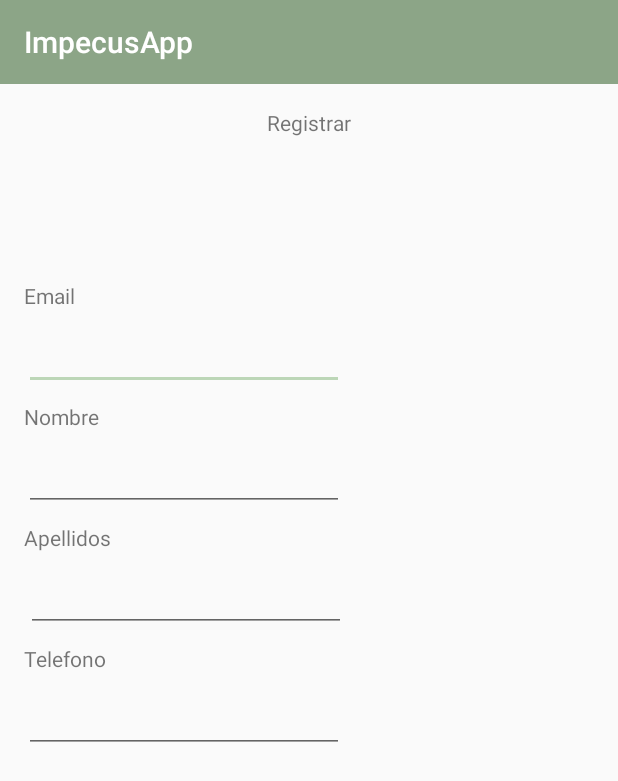
After one commit to JSilvaH/ImpecusApp-deprecated-, an Android app: the SingupActivity screen opened directly, with no data from a screen before it, on a phone screen of 412 x 824 dp. The commit adds this screen. Shown: the top 781 px of the screen. Run offline under Robolectric (Android 15) with nearby library versions, the phone set to English and light mode, and no system bars.

Commit message:
Implementing anko commons and sketch of singup activity

```diff
--- a/app/src/main/AndroidManifest.xml
+++ b/app/src/main/AndroidManifest.xml
@@ -8,18 +8,21 @@
         android:label="@string/app_name"
         android:roundIcon="@mipmap/ic_icon_app_round"
         android:supportsRtl="true"
+        android:hardwareAccelerated="false"
+        android:largeHeap="true"
         android:theme="@style/AppTheme">
-        <activity android:name=".LoginAndSingupActiviy"></activity>
-        <activity
-            android:name=".ui.login.LoginActivity"
-            android:label="@string/title_activity_login">
+        <activity android:name=".SingupActivity"></activity>
+        <activity android:name=".LoginAndSingupActiviy">
             <intent-filter>
                 <action android:name="android.intent.action.MAIN" />
 
                 <category android:name="android.intent.category.LAUNCHER" />
             </intent-filter>
         </activity>
-        <activity android:name=".MainActivity"></activity>
+        <activity
+            android:name=".ui.login.LoginActivity"
+            android:label="@string/title_activity_login"></activity>
+        <activity android:name=".MainActivity" />
     </application>
 
 </manifest>
--- a/app/src/main/java/com/itags/mx/impecusapp/LoginAndSingupActiviy.kt
+++ b/app/src/main/java/com/itags/mx/impecusapp/LoginAndSingupActiviy.kt
@@ -1,12 +1,29 @@
 package com.itags.mx.impecusapp
 
+import android.content.Intent
 import androidx.appcompat.app.AppCompatActivity
 import android.os.Bundle
+import android.view.View
+import com.itags.mx.impecusapp.ui.login.LoginActivity
+import kotlinx.android.synthetic.main.activity_login_and_singup.*
+import org.jetbrains.anko.intentFor
+import org.jetbrains.anko.startActivity
+import android.widget.Button as Button
 
 class LoginAndSingupActiviy : AppCompatActivity() {
 
     override fun onCreate(savedInstanceState: Bundle?) {
         super.onCreate(savedInstanceState)
         setContentView(R.layout.activity_login_and_singup)
+
+        btnLoginStart.setOnClickListener {
+            startActivity(intentFor<LoginActivity>())
+        }
+
+        btnSingUp.setOnClickListener {
+            startActivity(intentFor<SingupActivity>())
+        }
     }
+
+
 }
--- /dev/null
+++ b/app/src/main/java/com/itags/mx/impecusapp/SingupActivity.kt
@@ -0,0 +1,12 @@
+package com.itags.mx.impecusapp
+
+import androidx.appcompat.app.AppCompatActivity
+import android.os.Bundle
+
+class SingupActivity : AppCompatActivity() {
+
+    override fun onCreate(savedInstanceState: Bundle?) {
+        super.onCreate(savedInstanceState)
+        setContentView(R.layout.activity_singup_activity)
+    }
+}
--- a/app/src/main/res/layout/activity_login_and_singup.xml
+++ b/app/src/main/res/layout/activity_login_and_singup.xml
@@ -4,7 +4,8 @@
     xmlns:tools="http://schemas.android.com/tools"
     android:layout_width="match_parent"
     android:layout_height="match_parent"
-    tools:context=".LoginAndSingupActiviy">
+    tools:context=".LoginAndSingupActiviy"
+    android:background="@drawable/background_singup_and_singin">
 
     <Button
         android:id="@+id/btnLoginStart"
--- /dev/null
+++ b/app/src/main/res/layout/activity_singup_activity.xml
@@ -0,0 +1,113 @@
+<?xml version="1.0" encoding="utf-8"?>
+<ScrollView xmlns:android="http://schemas.android.com/apk/res/android"
+    xmlns:app="http://schemas.android.com/apk/res-auto"
+    xmlns:tools="http://schemas.android.com/tools"
+    android:layout_width="match_parent"
+    android:layout_height="match_parent"
+    tools:context=".SingupActivity">
+
+    <androidx.constraintlayout.widget.ConstraintLayout
+        android:layout_width="match_parent"
+        android:layout_height="wrap_content">
+
+        <TextView
+            android:id="@+id/textView"
+            android:layout_width="wrap_content"
+            android:layout_height="wrap_content"
+            android:layout_marginStart="16dp"
+            android:layout_marginTop="96dp"
+            android:text="@string/prompt_email"
+            app:layout_constraintStart_toStartOf="parent"
+            app:layout_constraintTop_toBottomOf="@+id/textView5" />
+
+        <EditText
+            android:id="@+id/editText"
+            android:layout_width="wrap_content"
+            android:layout_height="wrap_content"
+            android:layout_marginStart="16dp"
+            android:layout_marginTop="8dp"
+            android:ems="10"
+            android:inputType="textPersonName"
+            app:layout_constraintStart_toStartOf="parent"
+            app:layout_constraintTop_toBottomOf="@+id/textView" />
+
+        <TextView
+            android:id="@+id/textView3"
+            android:layout_width="wrap_content"
+            android:layout_height="wrap_content"
+            android:layout_marginStart="16dp"
+            android:layout_marginTop="8dp"
+            android:text="@string/nombre"
+            app:layout_constraintStart_toStartOf="parent"
+            app:layout_constraintTop_toBottomOf="@+id/editText" />
+
+        <EditText
+            android:id="@+id/editText2"
+            android:layout_width="wrap_content"
+            android:layout_height="wrap_content"
+            android:layout_marginStart="16dp"
+            android:layout_marginTop="8dp"
+            android:ems="10"
+            android:inputType="textPersonName"
+            app:layout_constraintStart_toStartOf="parent"
+            app:layout_constraintTop_toBottomOf="@+id/textView3" />
+
+        <TextView
+            android:id="@+id/textView4"
+            android:layout_width="wrap_content"
+            android:layout_height="wrap_content"
+            android:layout_marginStart="16dp"
+            android:layout_marginTop="8dp"
+            android:text="@string/apellidos"
+            app:layout_constraintStart_toStartOf="parent"
+            app:layout_constraintTop_toBottomOf="@+id/editText2" />
+
+        <EditText
+            android:id="@+id/editText3"
+            android:layout_width="wrap_content"
+            android:layout_height="wrap_content"
+            android:layout_marginStart="16dp"
+            android:layout_marginTop="8dp"
+            android:layout_marginEnd="180dp"
+            android:ems="10"
+            android:inputType="textPersonName"
+            app:layout_constraintEnd_toEndOf="parent"
+            app:layout_constraintStart_toStartOf="parent"
+            app:layout_constraintTop_toBottomOf="@+id/textView4" />
+
+        <TextView
+            android:id="@+id/textView5"
+            android:layout_width="wrap_content"
+            android:layout_height="wrap_content"
+            android:layout_marginTop="16dp"
+            android:text="@string/registerAccount"
+            app:layout_constraintEnd_toEndOf="parent"
+            app:layout_constraintStart_toStartOf="parent"
+            app:layout_constraintTop_toTopOf="parent" />
+
+        <TextView
+            android:id="@+id/textView6"
+            android:layout_width="wrap_content"
+            android:layout_height="wrap_content"
+            android:layout_marginStart="16dp"
+            android:layout_marginTop="8dp"
+            android:text="@string/phone"
+            app:layout_constraintStart_toStartOf="parent"
+            app:layout_constraintTop_toBottomOf="@+id/editText3" />
+
+        <EditText
+            android:id="@+id/editText4"
+            android:layout_width="wrap_content"
+            android:layout_height="wrap_content"
+            android:layout_marginStart="16dp"
+            android:layout_marginTop="8dp"
+            android:ems="10"
+            android:inputType="textPersonName"
+            app:layout_constraintStart_toStartOf="parent"
+            app:layout_constraintTop_toBottomOf="@+id/textView6" />
+
+    </androidx.constraintlayout.widget.ConstraintLayout>
+
+
+
+</ScrollView>
--- a/app/src/main/res/values/strings.xml
+++ b/app/src/main/res/values/strings.xml
@@ -15,4 +15,9 @@
     <string name="sign_up">Registrar</string>
     <string name="edtForgotPassword">¿Olvidaste tu contraseña?</string>
     <string name="register">O incia sesion con una red social</string>
+    <string name="registerAccount">Registrar</string>
+    <string name="country">Pais</string>
+    <string name="nombre">Nombre</string>
+    <string name="apellidos">Apellidos</string>
+    <string name="phone">Telefono</string>
 </resources>
--- a/build.gradle
+++ b/build.gradle
@@ -2,6 +2,7 @@
 
 buildscript {
     ext.kotlin_version = '1.3.50'
+    ext.anko_version='0.10.8'
     repositories {
         google()
         jcenter()
```
Also changed, not shown: 2 other files.
